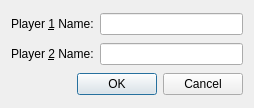
Old version of the form Chapter 3/tictactoe/tictactoewidget.ui in the repository starrynights89/Game_practice_Qt-5.10.
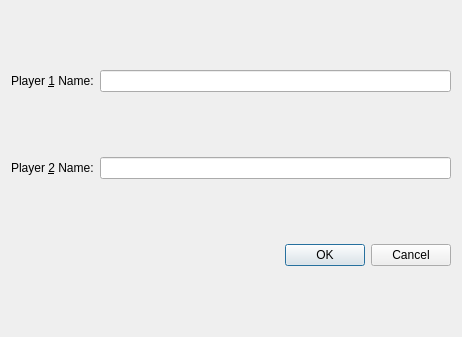
New version of the form.

```diff
--- a/Chapter 3/tictactoe/tictactoewidget.ui
+++ b/Chapter 3/tictactoe/tictactoewidget.ui
@@ -6,8 +6,8 @@
    <rect>
     <x>0</x>
     <y>0</y>
-    <width>254</width>
-    <height>108</height>
+    <width>462</width>
+    <height>337</height>
    </rect>
   </property>
   <property name="windowTitle">
```
Left out of the diff: 40 changed lines with no effect on the pictures.
